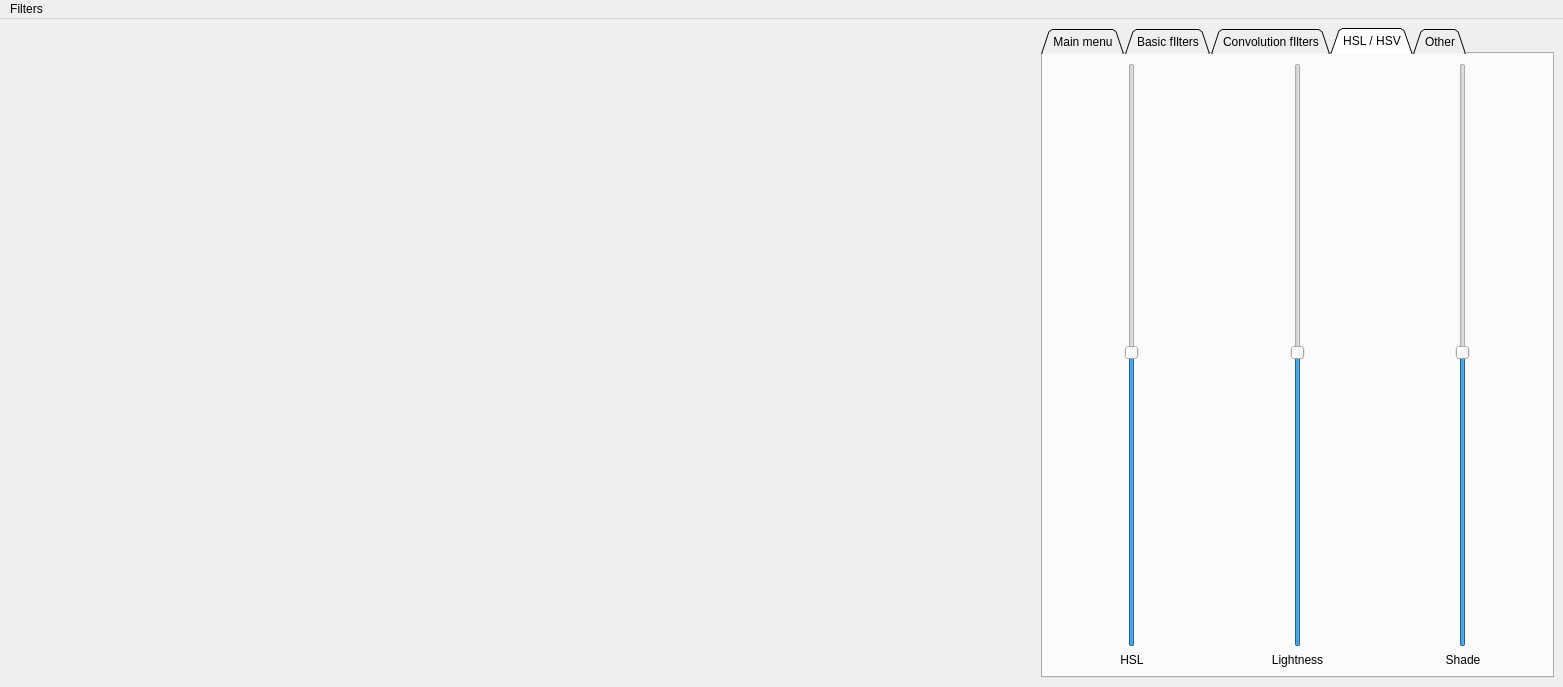
Above: src/photo_lab/UI/mainwindow.ui from sugarlic/PhotoLab before the change. Below: the same form after it.
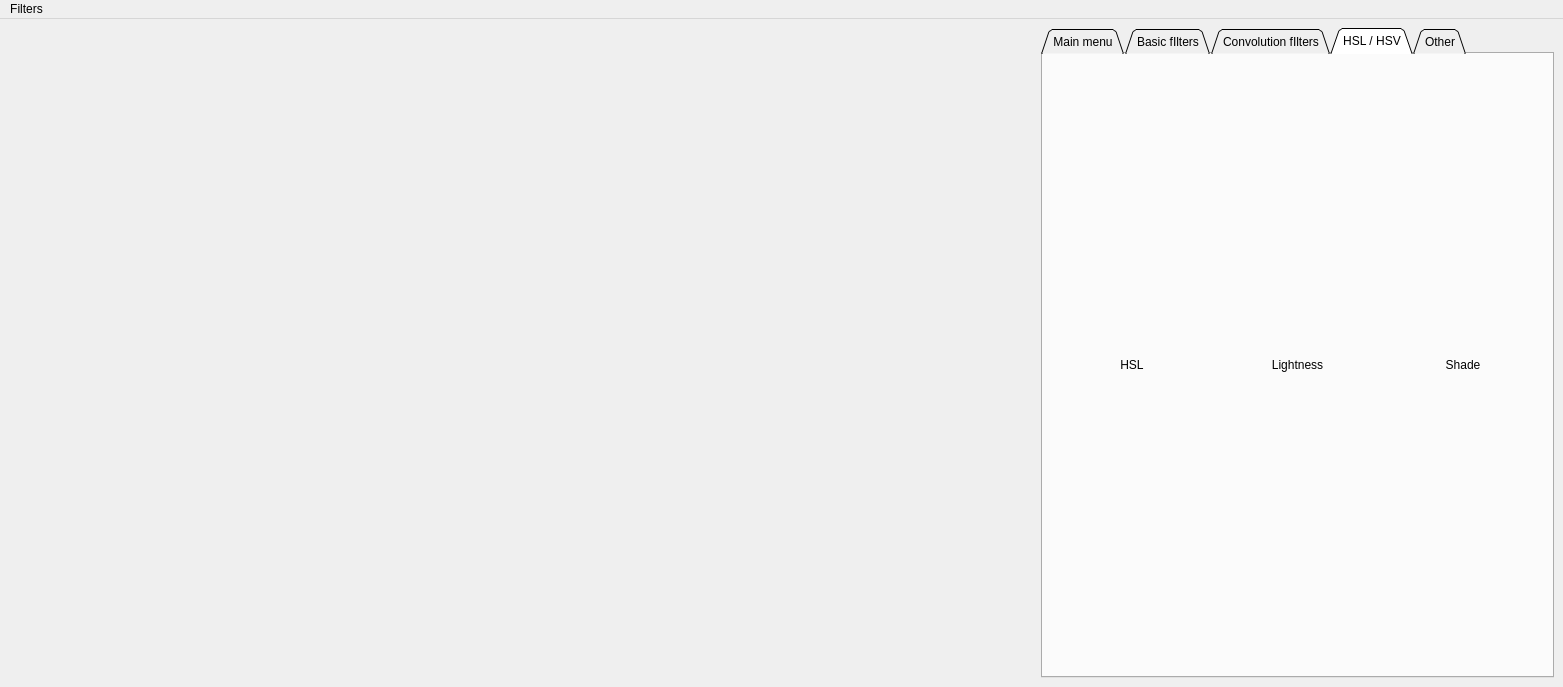
That is the form after the change. The open tabs and pages were chosen to show the change.

Commit message: develop. Reworking sliders.

The edit to the form file:
```diff
--- a/src/photo_lab/UI/mainwindow.ui
+++ b/src/photo_lab/UI/mainwindow.ui
@@ -205,48 +205,6 @@
           <item row="0" column="0">
            <layout class="QGridLayout" name="gridLayout">
             <item row="0" column="2">
-             <widget class="QSlider" name="verticalSlider_Lightness">
-              <property name="sizePolicy">
-               <sizepolicy hsizetype="Preferred" vsizetype="Expanding">
-                <horstretch>0</horstretch>
-                <verstretch>0</verstretch>
-               </sizepolicy>
-              </property>
-              <property name="value">
-               <number>50</number>
-              </property>
-              <property name="orientation">
-               <enum>Qt::Vertical</enum>
-              </property>
-             </widget>
-            </item>
-            <item row="1" column="1">
-             <widget class="QLabel" name="HSL_Param_2_L">
-              <property name="text">
-               <string>Lightness</string>
-              </property>
-              <property name="alignment">
-               <set>Qt::AlignCenter</set>
-              </property>
-             </widget>
-            </item>
-            <item row="0" column="0">
-             <widget class="QSlider" name="verticalSlider_Shade">
-              <property name="sizePolicy">
-               <sizepolicy hsizetype="Preferred" vsizetype="Expanding">
-                <horstretch>0</horstretch>
-                <verstretch>0</verstretch>
-               </sizepolicy>
-              </property>
-              <property name="value">
-               <number>50</number>
-              </property>
-              <property name="orientation">
-               <enum>Qt::Vertical</enum>
-              </property>
-             </widget>
-            </item>
-            <item row="1" column="2">
              <widget class="QLabel" name="HSL_Param_3_L">
               <property name="text">
                <string>Shade</string>
@@ -256,7 +214,7 @@
               </property>
              </widget>
             </item>
-            <item row="1" column="0">
+            <item row="0" column="0">
              <widget class="QLabel" name="HSL_Param_1_L">
               <property name="text">
                <string>HSL</string>
@@ -267,18 +225,12 @@
              </widget>
             </item>
             <item row="0" column="1">
-             <widget class="QSlider" name="verticalSlider_HSL">
-              <property name="sizePolicy">
-               <sizepolicy hsizetype="Preferred" vsizetype="Expanding">
-                <horstretch>0</horstretch>
-                <verstretch>0</verstretch>
-               </sizepolicy>
+             <widget class="QLabel" name="HSL_Param_2_L">
+              <property name="text">
+               <string>Lightness</string>
               </property>
-              <property name="value">
-               <number>50</number>
-              </property>
-              <property name="orientation">
-               <enum>Qt::Vertical</enum>
+              <property name="alignment">
+               <set>Qt::AlignCenter</set>
               </property>
              </widget>
             </item>
```
Left out of the diff: 4 changed lines with no effect on the pictures. The commit also changes 8 other files.
